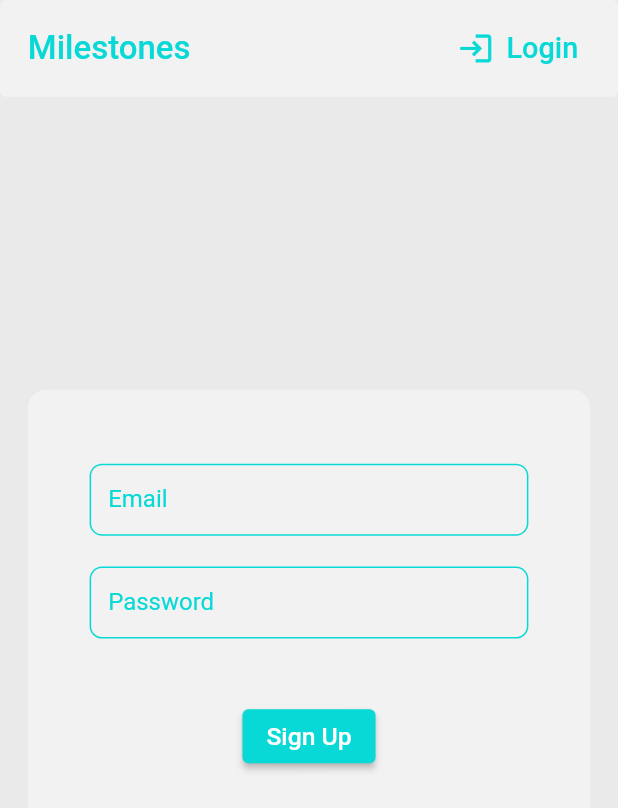
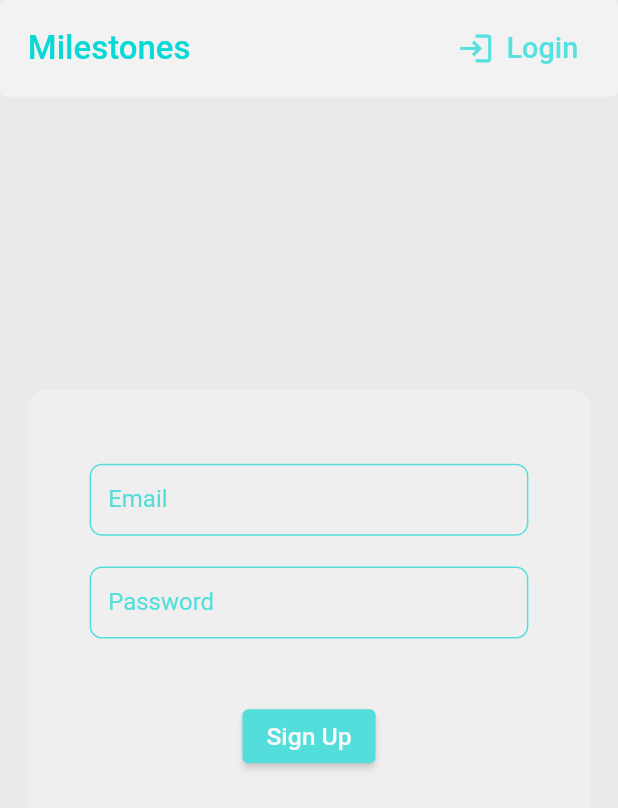
Before and after one commit to adizcode/milestones, a Flutter app: the screen it shows after launch, after a tap on "Sign In", after a tap on "Register", on a phone screen of 412 x 824 dp. Shown: the top 808 px of the screen. Run offline on Flutter 3.47's test engine with Material 2 defaults, Android fonts, the phone set to English and light mode, and no system bars; our stand-ins replace cloud_firestore, firebase_auth, firebase_core, flutter_spinkit, google_fonts, sizer and 1 more; accounts and stored records are empty.

Commit message:
Improve UX - Modify loader to use Spinkit instead of CircularProgressIndicator - Wrap multiple widgets with AnimatedOpacity to perform fade animation - Miscellaneous changes to make the animations work

```diff
--- a/lib/main.dart
+++ b/lib/main.dart
@@ -4,6 +4,7 @@ import 'package:flutter/material.dart';
 import 'package:milestones/models/user.dart';
 import 'package:milestones/screens/wrapper.dart';
 import 'package:milestones/services/auth.dart';
+import 'package:milestones/shared/constants.dart';
 import 'package:milestones/widgets/loader.dart';
 import 'package:provider/provider.dart';
 import 'package:sizer/sizer.dart';
@@ -12,6 +13,7 @@ import 'package:sizer/sizer.dart';
 // Potential Packages: flutter_slidable, slide_up_panel
 
 void main() {
+  WidgetsFlutterBinding.ensureInitialized();
   runApp(
     const MyApp(),
   );
@@ -45,7 +47,10 @@ class FirebaseFutureBuilder extends StatefulWidget {
 }
 
 class _FirebaseFutureBuilderState extends State<FirebaseFutureBuilder> {
-  final Future<FirebaseApp> _initialization = Firebase.initializeApp();
+  final Future<FirebaseApp> _initialization = Future.delayed(
+    loaderDuration,
+    () => Firebase.initializeApp(),
+  );
 
   @override
   Widget build(BuildContext context) {
--- a/lib/screens/authenticate/widgets/auth_form_card.dart
+++ b/lib/screens/authenticate/widgets/auth_form_card.dart
@@ -1,7 +1,8 @@
 import 'package:flutter/material.dart';
+import 'package:milestones/shared/constants.dart';
 import 'package:sizer/sizer.dart';
 
-class AuthFormCard extends StatelessWidget {
+class AuthFormCard extends StatefulWidget {
   const AuthFormCard({
     Key? key,
     required GlobalKey<FormState> formKey,
@@ -14,8 +15,29 @@ class AuthFormCard extends StatelessWidget {
   final List<Widget> _children;
 
   @override
+  State<AuthFormCard> createState() => _AuthFormCardState();
+}
+
+class _AuthFormCardState extends State<AuthFormCard> {
+  bool isVisible = false;
+
+  @override
+  void initState() {
+    super.initState();
+
+    WidgetsBinding.instance!.addPostFrameCallback((_) {
+      Future.delayed(const Duration(milliseconds: 0), () {
+        setState(() => isVisible = true);
+      });
+    });
+  }
+
+  @override
   Widget build(BuildContext context) {
-    return Card(
+    return AnimatedOpacity(
+      opacity: isVisible ? 1 : 0,
+      duration: fadeDuration,
+      child: Card(
         color: Colors.white.withOpacity(0.4),
         shape: RoundedRectangleBorder(
           borderRadius: BorderRadius.circular(3.w),
@@ -25,10 +47,11 @@ class AuthFormCard extends StatelessWidget {
         child: Padding(
           padding: EdgeInsets.symmetric(horizontal: 10.w, vertical: 6.h),
           child: Form(
-          key: _formKey,
+            key: widget._formKey,
             child: Column(
               mainAxisSize: MainAxisSize.min,
-            children: _children,
+              children: widget._children,
+            ),
           ),
         ),
       ),
--- a/lib/screens/home/home.dart
+++ b/lib/screens/home/home.dart
@@ -5,7 +5,7 @@ import 'package:milestones/screens/home/widgets/milestones_draggable_scrollable_
 import 'package:milestones/screens/home/widgets/milestones_progress_widget.dart';
 import 'package:milestones/services/auth.dart';
 import 'package:milestones/services/database.dart';
-import 'package:milestones/widgets/loader.dart';
+import 'package:milestones/shared/constants.dart';
 import 'package:milestones/widgets/milestones_scaffold.dart';
 import 'package:provider/provider.dart';
 
@@ -21,11 +21,9 @@ class HomeScreen extends StatelessWidget {
         DatabaseService(Provider.of<User?>(context)!.uid);
 
     return StreamBuilder<List<Milestone>>(
+      initialData: const [],
       stream: db.milestones,
       builder: (context, snapshot) {
-        if (snapshot.data == null) {
-          return const Loader();
-        }
 
         return MilestonesScaffold(
           onActionPressed: () async {
@@ -33,6 +31,9 @@ class HomeScreen extends StatelessWidget {
           },
           actionIcon: Icons.logout,
           actionLabel: 'Logout',
+          child: AnimatedOpacity(
+            opacity: snapshot.data!.isNotEmpty ? 1 : 0,
+            duration: fadeDuration,
             child: Stack(
               children: [
                 MilestonesProgressWidget(
@@ -43,6 +44,7 @@ class HomeScreen extends StatelessWidget {
                     milestonesList: snapshot.data!, databaseService: db),
               ],
             ),
+          ),
         );
       },
     );
--- a/lib/shared/constants.dart
+++ b/lib/shared/constants.dart
@@ -6,10 +6,14 @@ const colorPrimary = Color(0xFF08D9D6);
 const colorBackground = Color(0xFFEAEAEA);
 const colorAccent = Color(0xFFFF2E63);
 
-// Properties
+// Transition Properties
+const loaderDuration = Duration(seconds: 2);
+const fadeDuration = Duration(milliseconds: 1500);
+
+// Container Properties
 final borderRadius = 4.h;
 
-
+// Text Properties
 final textInputDecoration = InputDecoration(
   contentPadding: EdgeInsets.symmetric(horizontal: 3.w),
   enabledBorder: OutlineInputBorder(
--- a/lib/widgets/loader.dart
+++ b/lib/widgets/loader.dart
@@ -1,4 +1,5 @@
 import 'package:flutter/material.dart';
+import 'package:flutter_spinkit/flutter_spinkit.dart';
 import 'package:milestones/shared/constants.dart';
 
 class Loader extends StatelessWidget {
@@ -9,9 +10,9 @@ class Loader extends StatelessWidget {
     return Container(
       color: colorBackground,
       child: const Center(
-        child: CircularProgressIndicator(
+        child: SpinKitFoldingCube(
           color: colorPrimary,
-        ),
+        )
       ),
     );
   }
--- a/lib/widgets/milestones_bar.dart
+++ b/lib/widgets/milestones_bar.dart
@@ -2,7 +2,7 @@ import 'package:flutter/material.dart';
 import 'package:milestones/shared/constants.dart';
 import 'package:sizer/sizer.dart';
 
-class MilestonesBar extends StatelessWidget {
+class MilestonesBar extends StatefulWidget {
   const MilestonesBar({
     Key? key,
     required this.onActionPressed,
@@ -13,6 +13,25 @@ class MilestonesBar extends StatelessWidget {
   final void Function()? onActionPressed;
   final IconData? actionIcon;
   final String actionLabel;
+
+  @override
+  State<MilestonesBar> createState() => _MilestonesBarState();
+}
+
+class _MilestonesBarState extends State<MilestonesBar> {
+
+  bool isVisible = false;
+
+  @override
+  void initState() {
+    super.initState();
+
+    WidgetsBinding.instance!.addPostFrameCallback((_) {
+      Future.delayed(const Duration(milliseconds: 0), () {
+        setState(() => isVisible = true);
+      });
+    });
+  }
 
   @override
   Widget build(BuildContext context) {
@@ -33,21 +52,25 @@ class MilestonesBar extends StatelessWidget {
                 fontWeight: FontWeight.w500,
               ),
             ),
-            TextButton.icon(
-              onPressed: onActionPressed,
+            AnimatedOpacity(
+              opacity: isVisible ? 1 : 0,
+              duration: fadeDuration,
+              child: TextButton.icon(
+                onPressed: widget.onActionPressed,
                 icon: Icon(
-                actionIcon,
+                  widget.actionIcon,
                   size: 6.w,
                   color: colorPrimary,
                 ),
                 label: Text(
-                actionLabel,
+                  widget.actionLabel,
                   style: TextStyle(
                     fontSize: 14.sp,
                     color: colorPrimary,
                   ),
                 ),
               ),
+            )
           ],
         ),
       ),
--- a/pubspec.yaml
+++ b/pubspec.yaml
@@ -41,6 +41,7 @@ dependencies:
   firebase_auth: ^3.1.1
   provider: ^6.0.0
   cloud_firestore: ^2.5.3
+  flutter_spinkit: ^5.1.0
 
 dev_dependencies:
   flutter_test:
```
Also changed, not shown: pubspec.lock. Lines whose indentation alone changed are shown as unchanged.
